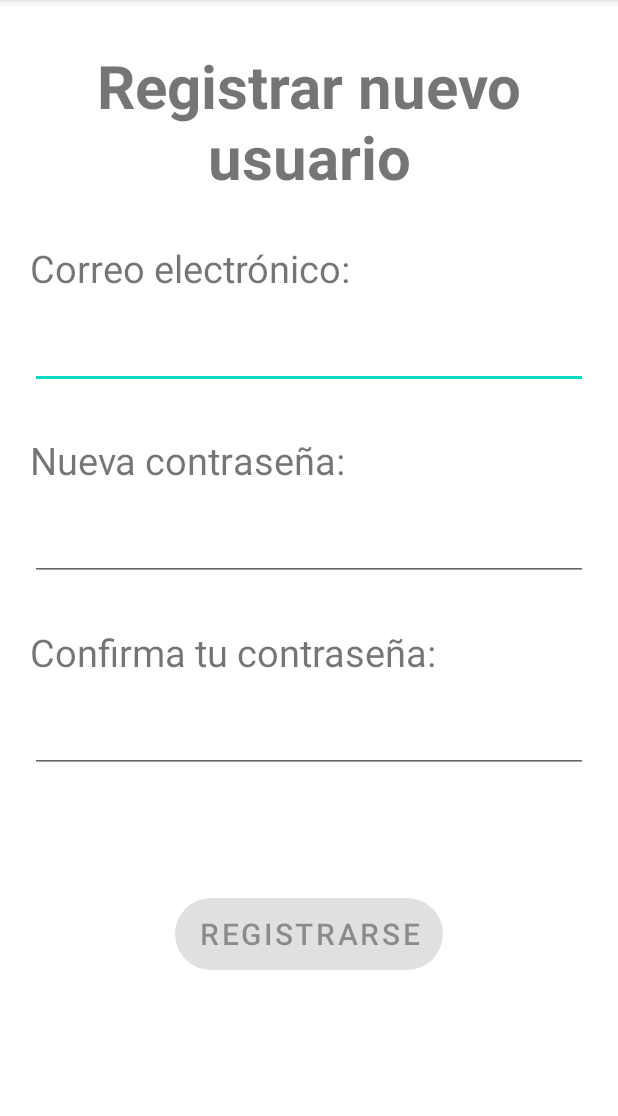
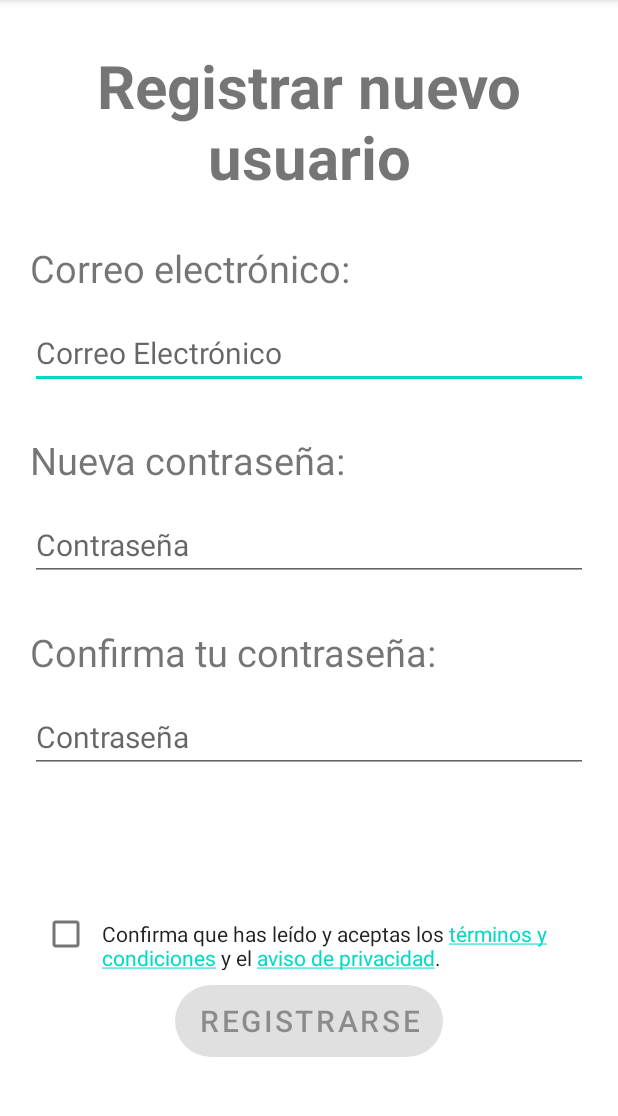
Before and after one commit to DiegoWitron234/koltaun, an Android app: the RegistrarUsuario screen opened directly, with no data from a screen before it, on a phone screen of 412 x 824 dp, the part 84-1200 px from its top. Run offline under Robolectric (Android 15) with nearby library versions, the phone set to English and light mode, and no system bars; our stand-ins replace Firebase (no records; nobody signed in at launch, a user with empty details on screens opened directly).

Commit message:
Corrección para agregar confirmación de Términos y Condiciones

```diff
--- a/app/src/main/java/aplicacion/principal/RegistrarUsuario.kt
+++ b/app/src/main/java/aplicacion/principal/RegistrarUsuario.kt
@@ -2,13 +2,19 @@ package aplicacion.principal
 
 import android.content.ContentValues.TAG
 import android.content.Intent
+import android.net.Uri
 import androidx.appcompat.app.AppCompatActivity
 import android.os.Bundle
 import android.text.Editable
+import android.text.SpannableString
 import android.text.TextWatcher
+import android.text.method.LinkMovementMethod
+import android.text.style.ClickableSpan
 import android.util.Log
 import android.util.Patterns
+import android.view.View
 import android.widget.Button
+import android.widget.CheckBox
 import android.widget.EditText
 import android.widget.TextView
 import android.widget.Toast
@@ -27,6 +33,7 @@ class RegistrarUsuario : AppCompatActivity() {
     private lateinit var btnRegistrarse: Button
     private lateinit var txtCorreoValido: TextView
     private lateinit var txtContraseñaValida: TextView
+    private lateinit var checkboxAceptar: CheckBox
 
     override fun onCreate(savedInstanceState: Bundle?) {
         super.onCreate(savedInstanceState)
@@ -55,11 +62,50 @@ class RegistrarUsuario : AppCompatActivity() {
         campoNuevaContraseña.addTextChangedListener(watcher)
         campoConfirmarContraseña.addTextChangedListener(watcher)
 
+        checkboxAceptar = findViewById(R.id.checkboxAceptar)
+
+        val termsAndPrivacyTextView = findViewById<TextView>(R.id.termsAndPrivacyTextView)
+
+        val message = "Confirma que has leído y aceptas los términos y condiciones y el aviso de privacidad."
+
+        val spannableString = SpannableString(message)
+
+        // Definir los clics en los enlaces
+        val termsClickableSpan = object : ClickableSpan() {
+            override fun onClick(view: View) {
+                openWebPage("https://drive.google.com/file/d/1bRcUV6G8qncZ0i-nLLMNvfMKFbNok2UB/view?usp=sharinghttps://drive.google.com/file/d/1bRcUV6G8qncZ0i-nLLMNvfMKFbNok2UB/view?usp=sharing")
+            }
+        }
+
+        val privacyClickableSpan = object : ClickableSpan() {
+            override fun onClick(view: View) {
+                openWebPage("https://drive.google.com/file/d/188t2xfCTc9XaVemcxVrBvnrCuvA5QEcn/view?usp=drive_link")
+            }
+        }
+
+        // Aplicar los estilos y enlaces a las partes del texto
+        spannableString.setSpan(termsClickableSpan, 37, 59, 0)
+        spannableString.setSpan(privacyClickableSpan, 65, 84, 0)
+
+        termsAndPrivacyTextView.text = spannableString
+        termsAndPrivacyTextView.movementMethod = LinkMovementMethod.getInstance()
+
         btnRegistrarse.setOnClickListener {
             val correo = campoNuevoCorreo.text.toString()
             val contraseña = campoNuevaContraseña.text.toString()
-            crearCuenta(correo, contraseña)
+            if (checkboxAceptar.isChecked){
+                crearCuenta(correo, contraseña)
+                //Toast.makeText(this, "Usuario registrado", Toast.LENGTH_SHORT).show()
+            } else{
+                Toast.makeText(this, "Debe aceptar los términos y condiciones", Toast.LENGTH_SHORT)
+                    .show()
+            }
         }
+    }
+
+    private fun openWebPage(url: String) {
+        val intent = Intent(Intent.ACTION_VIEW, Uri.parse(url))
+        startActivity(intent)
     }
 
     private val watcher = object : TextWatcher {
--- a/app/src/main/res/layout/activity_registrar_usuario.xml
+++ b/app/src/main/res/layout/activity_registrar_usuario.xml
@@ -35,6 +35,7 @@
         android:inputType="textEmailAddress"
         android:textSize="20sp"
         android:layout_marginBottom="30dp"
+        android:hint="Correo Electrónico"
         />
 
     <TextView
@@ -52,6 +53,7 @@
         android:textSize="20sp"
         android:inputType="textPassword"
         android:layout_marginBottom="30dp"
+        android:hint="Contraseña"
         />
 
     <TextView
@@ -69,6 +71,7 @@
         android:layout_marginBottom="10dp"
         android:inputType="textPassword"
         android:textSize="20sp"
+        android:hint="Contraseña"
         />
 
     <TextView
@@ -91,6 +94,24 @@
         android:layout_marginBottom="15dp"
         />
 
+    <LinearLayout
+        android:layout_width="match_parent"
+        android:layout_height="wrap_content"
+        android:layout_marginBottom="10dp"
+        >
+        <CheckBox
+            android:id="@+id/checkboxAceptar"
+            android:layout_width="wrap_content"
+            android:layout_height="wrap_content"
+            />
+        <TextView
+            android:id="@+id/termsAndPrivacyTextView"
+            android:layout_width="wrap_content"
+            android:layout_height="wrap_content"
+            android:autoLink="web"
+            android:textAppearance="@style/TextAppearance.AppCompat.Body1" />
+    </LinearLayout>
+
     <Button
         android:id="@+id/btnRegistrarse"
         android:layout_width="wrap_content"
--- a/app/src/main/res/values/strings.xml
+++ b/app/src/main/res/values/strings.xml
@@ -55,6 +55,7 @@
     <string name="hintCorreo">Correo</string>
     <string name="lblIniciarSesion">Iniciar sesión</string>
     <string name="lblRegistrate">¿No tienes cuenta? Regístrate</string>
+    <string name="confirmacionTerminos">Confirmo que he leído y estoy de acuerdo con los términos y condiciones y la política de privacidad</string>
 
     <string-array name="lista_palabras">
         <item>hola|hun</item>
```
